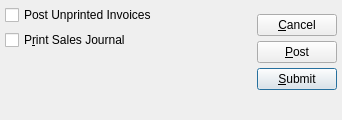
First picture: the form in guiclient/postInvoices.ui, repository Pegasus-RPG/xtuple-client, before the edit.
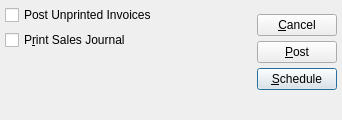
Second picture: the form after the edit. Custom widgets are drawn as their Qt base class.

```diff
--- a/guiclient/postInvoices.ui
+++ b/guiclient/postInvoices.ui
@@ -165,7 +165,7 @@
        <item>
         <widget class="QPushButton" name="_submit" >
          <property name="text" >
-          <string>&amp;Submit</string>
+          <string>&amp;Schedule</string>
          </property>
          <property name="default" >
           <bool>true</bool>
```
